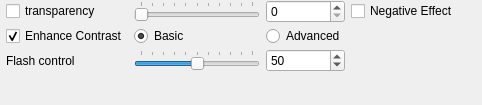
The window that src/gui/forms/toolbar_rendertransparencygroup.ui (open-scan-crew/OpenScanTools) describes before a commit, drawn with Qt 5.
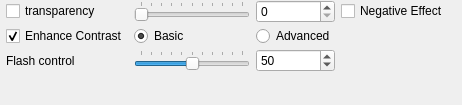
The same window after the commit.

Commit message: improving layout in UIMove AO checkbox beside blend color (#151)

Diff of the .ui file:
```diff
--- a/src/gui/forms/toolbar_rendertransparencygroup.ui
+++ b/src/gui/forms/toolbar_rendertransparencygroup.ui
@@ -6,7 +6,7 @@
    <rect>
     <x>0</x>
     <y>0</y>
-    <width>482</width>
+    <width>462</width>
     <height>105</height>
    </rect>
   </property>
@@ -47,7 +47,7 @@
     <widget class="QSlider" name="slider_transparency">
      <property name="minimumSize">
       <size>
-       <width>120</width>
+       <width>100</width>
        <height>0</height>
       </size>
      </property>
@@ -76,7 +76,7 @@
     <widget class="QSlider" name="slider_flashControl">
      <property name="minimumSize">
       <size>
-       <width>120</width>
+       <width>100</width>
        <height>0</height>
       </size>
      </property>
```
The commit also changes 1 other file.
